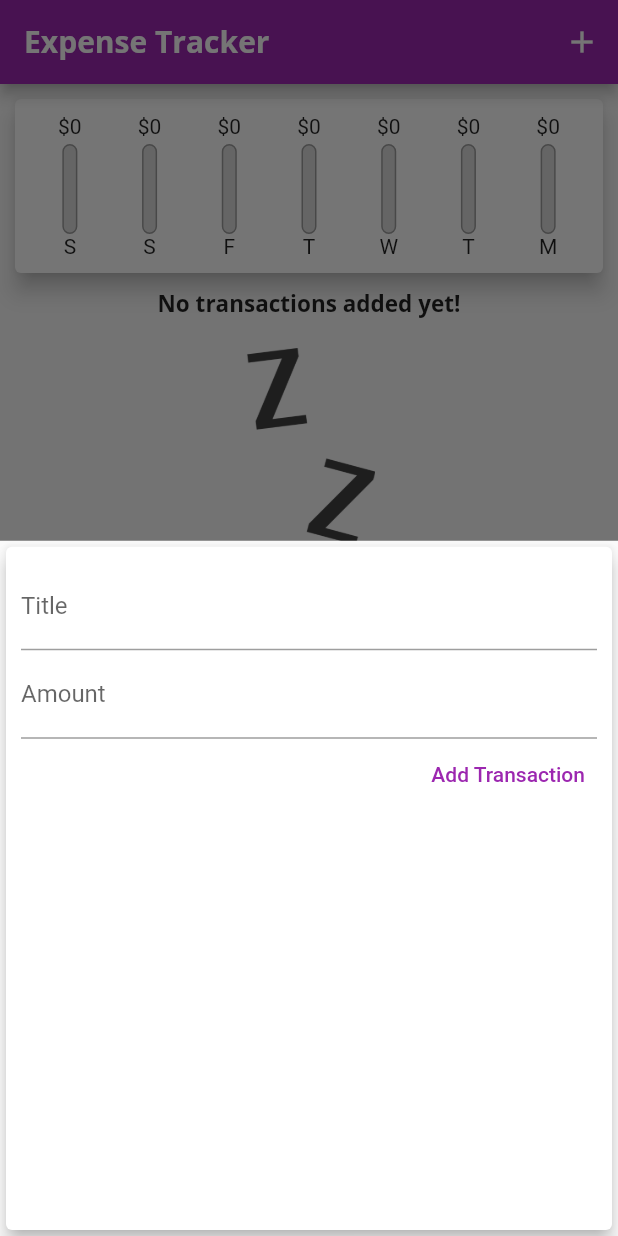
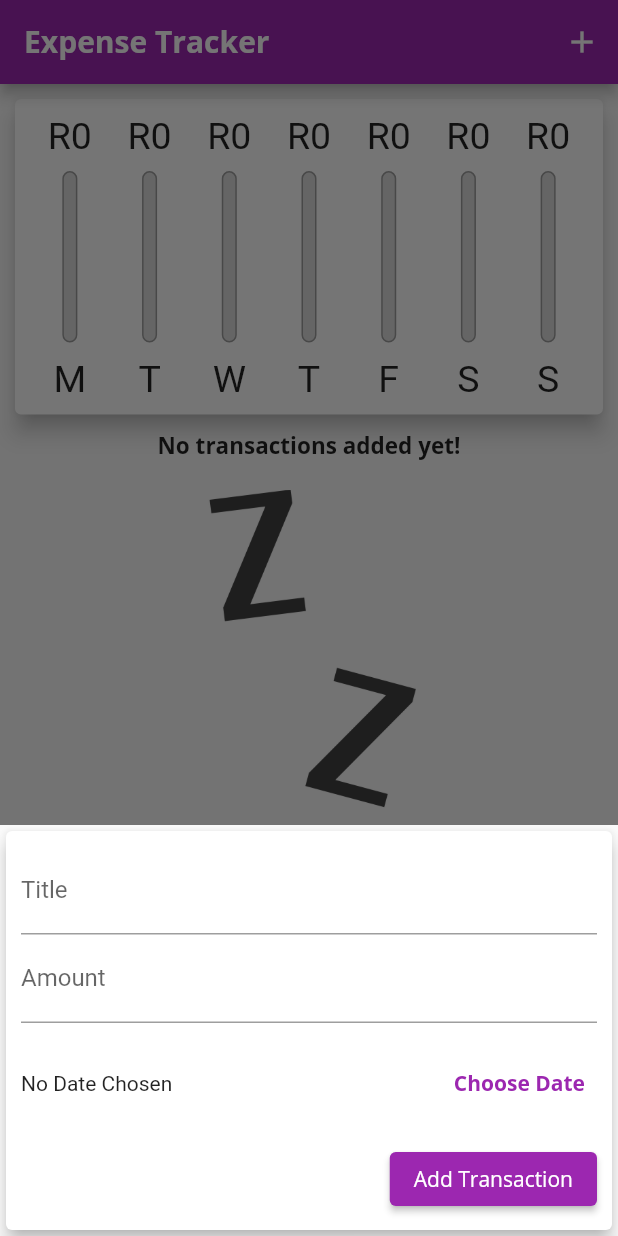
Before and after one commit to CodeFirst19/expense-tracker, a Flutter app: the screen it shows after launch, after a tap on the "add" icon, on a phone screen of 412 x 824 dp. Run offline on Flutter 3.47's test engine with Material 2 defaults, Android fonts, the phone set to English and light mode, and no system bars.

Commit message:
Responsiveness

```diff
--- a/lib/main.dart
+++ b/lib/main.dart
@@ -3,8 +3,14 @@ import 'package:expense_planner/widgets/chart.dart';
 import 'package:expense_planner/widgets/new_transaction.dart';
 import 'package:expense_planner/widgets/transaction_list.dart';
 import 'package:flutter/material.dart';
+import 'package:flutter/services.dart';
 
 void main() {
+  // Force the app to always stay in portrait mode
+  // WidgetsFlutterBinding.ensureInitialized();
+  // SystemChrome.setPreferredOrientations([
+  //   DeviceOrientation.portraitUp,
+  //   DeviceOrientation.portraitDown]);
   runApp(MyApp());
 }
 
@@ -17,9 +23,11 @@ class MyApp extends StatelessWidget {
       theme: ThemeData(
         primarySwatch: Colors.purple,
         accentColor: Colors.amber,
+        // errorColor: Colors.red,
         fontFamily: 'Quicksand',
         textTheme: ThemeData.light().textTheme.copyWith(
-            headline6: const TextStyle(fontFamily: 'OpenSans', fontSize: 15, fontWeight: FontWeight.bold,)
+            headline6: const TextStyle(fontFamily: 'OpenSans', fontSize: 15, fontWeight: FontWeight.bold,),
+            button: const TextStyle(color: Colors.white, fontFamily: 'OpenSans')
         ),
         appBarTheme: const AppBarTheme(
           titleTextStyle: TextStyle(fontFamily: 'OpenSans', fontSize: 20, fontWeight: FontWeight.bold)
@@ -50,18 +58,20 @@ class _MyHomePageState extends State<MyHomePage> {
     // Transaction(id: 't2', title: 'Weekly Groceries', amount: 16.53, date: DateTime.now()),
   ];
 
+  bool _showChart = false;
+
   List<Transaction> get _recentTransactions {
     return _transactions.where((tx) {
       return tx.date.isAfter(DateTime.now().subtract(const Duration(days: 7)));
     }).toList();
   }
 
-  void _addNewTransaction(String title, double amount) {
+  void _addNewTransaction(String title, double amount, DateTime date) {
     final newTransaction = Transaction(
         id: DateTime.now().toString(),
         title: title,
         amount: amount,
-        date: DateTime.now()
+        date: date
     );
 
     setState(() {
@@ -69,31 +79,76 @@ class _MyHomePageState extends State<MyHomePage> {
     });
   }
 
+  void _deleteTransaction(String id) {
+    // List<Transaction> transactions = _transactions.where((tx) {
+    //   return tx.id == id;
+    // }).toList();
+
+    setState(() {
+      // _transactions.remove(transactions[0]);
+      _transactions.removeWhere((tx) => tx.id == id);
+    });
+  }
+
   @override
   Widget build(BuildContext context) {
+
+    final mediaQuery = MediaQuery.of(context);
+
+    final isLandscape = mediaQuery.orientation == Orientation.landscape;
+
+    final appBar = AppBar(
+      title: const Text("Expense Tracker"),
+      actions: [
+        IconButton(onPressed: () => _startAddNewTransaction(context), icon: const Icon(Icons.add))
+      ],
+    );
+
+    final transactionList = Container(
+            height: (mediaQuery.size.height -
+            appBar.preferredSize.height - mediaQuery.padding.top) * 0.7,
+            child: TransactionList(transactions: _transactions, deleteHandler: _deleteTransaction,)
+    );
+
     return Scaffold(
-        appBar: AppBar(
-          title: const Text("Expense Tracker"),
-          actions: [
-            IconButton(onPressed: () => _startAddNewTransaction(context), icon: Icon(Icons.add, ))
-          ],
-        ),
+        appBar: appBar,
         body: SingleChildScrollView(
           child: Column(
             // mainAxisAlignment: MainAxisAlignment.start,
             crossAxisAlignment: CrossAxisAlignment.center,
-            children: [ Container(
-              width: double.infinity,
+            children: [
+              if (isLandscape) Row(
+                mainAxisAlignment: MainAxisAlignment.end,
+                children: [
+                Text('Show Chart'),
+                Switch(value: _showChart, onChanged: (bool value) {
+                  setState(() {
+                    _showChart = value;
+                  });
+                }, activeColor: Theme.of(context).primaryColor,),
+              ],
+              ),
+              if (!isLandscape) Container(
+                height: (mediaQuery.size.height -
+                    appBar.preferredSize.height - mediaQuery.padding.top) * 0.3,
+                child: Chart(recentTransactions: _recentTransactions,),
+              ),
+              if (!isLandscape) transactionList,
+              if (isLandscape) _showChart ? Container(
+                  width: double.infinity,
                   child: Container(
+                    height: (mediaQuery.size.height -
+                            appBar.preferredSize.height - mediaQuery.padding.top) * 0.7,
                     child: Chart(recentTransactions: _recentTransactions,),
                   )
-              ),
-             TransactionList(transactions: _transactions)
+              ) : transactionList
             ],
           ),
         ),
         floatingActionButtonLocation: FloatingActionButtonLocation.centerFloat,
-        floatingActionButton: FloatingActionButton(child: Icon(Icons.add), onPressed: () => _startAddNewTransaction(context),),
+        floatingActionButton: FloatingActionButton(
+          child: const Icon(Icons.add),
+          onPressed: () => _startAddNewTransaction(context),),
     );
   }
 }
--- a/lib/widgets/chart.dart
+++ b/lib/widgets/chart.dart
@@ -26,7 +26,7 @@ class Chart extends StatelessWidget {
         'day': DateFormat.E().format(weekDay).substring(0, 1),
         'amount': totalSum
       };
-    });
+    }).reversed.toList();
   }
 
   double get totalSpending {
--- a/lib/widgets/chart_bar.dart
+++ b/lib/widgets/chart_bar.dart
@@ -12,16 +12,18 @@ class ChartBar extends StatelessWidget {
 
   @override
   Widget build(BuildContext context) {
+    return LayoutBuilder(builder: (ctx, constraints) {
       return Column(
         children: [
-        FittedBox(
-            child: Text('\$${spendingAmount.toStringAsFixed(0)}')
+          Container(
+            height: constraints.maxHeight * 0.15,
+            child: FittedBox(
+                child: Text('R${spendingAmount.toStringAsFixed(0)}')
             ),
-        const SizedBox(
-          height: 4,
           ),
+          SizedBox(height: constraints.maxHeight * 0.05,),
           Container(
-          height: 60,
+            height: constraints.maxHeight * 0.6,
             width: 10,
             child: Stack(
               children: [
@@ -43,8 +45,12 @@ class ChartBar extends StatelessWidget {
               ],
             ),
           ),
-        Text(label),
+          SizedBox(height: constraints.maxHeight * 0.05,),
+          Container(
+              height: constraints.maxHeight * 0.15,
+              child: FittedBox(child: Text(label))),
         ],
       );
+    });
   }
 }
--- a/lib/widgets/new_transaction.dart
+++ b/lib/widgets/new_transaction.dart
@@ -1,8 +1,9 @@
 import 'package:flutter/material.dart';
+import 'package:intl/intl.dart';
 
 class NewTransaction extends StatefulWidget {
 
-  final void Function(String, double) addHandler;
+  final void Function(String, double, DateTime) addHandler;
 
   NewTransaction({required this.addHandler});
 
@@ -11,51 +12,97 @@ class NewTransaction extends StatefulWidget {
 }
 
 class _NewTransactionState extends State<NewTransaction> {
-  final titleController = TextEditingController();
+  final _titleController = TextEditingController();
+  final _amountController = TextEditingController();
+  DateTime? _selectedDate;
 
-  final amountController = TextEditingController();
+  void _submitData() {
+    final title = _titleController.text;
+    final amount = double.parse(_amountController.text);
 
-  void submitData() {
-    final title = titleController.text;
-    final amount = double.parse(amountController.text);
-
-    if(title.isEmpty || amount <= 0) {
+    if(title.isEmpty || amount <= 0 || _selectedDate == null) {
       return;
     }
 
     // widget helps to access the properties of the widget class (NewTransaction), even in my state class (current)
     // because after all, all this is just a single widget
-    widget.addHandler(title, amount);
+    widget.addHandler(title, amount, _selectedDate!);
 
     // Close modal upon clicking add
     //This context arg here gives access to context related to my widget
     Navigator.of(context).pop();
   }
 
+  void _presentDatePicker() {
+    showDatePicker(
+        context: context,
+        initialDate: DateTime.now(),
+        firstDate: DateTime(2022),
+        lastDate: DateTime.now()
+    ).then((pickedDate) {
+      if (pickedDate == null) {
+        return;
+      }
+
+      setState(() {
+        _selectedDate = pickedDate;
+      });
+    });
+  }
+
   @override
   Widget build(BuildContext context) {
-    return Card(elevation: 5, child: Container(
-      padding: const EdgeInsets.all(10),
+    return SingleChildScrollView(
+      child: Card(elevation: 5, child: Container(
+        padding: EdgeInsets.only(
+            top: 10,
+            left: 10,
+            right: 10,
+            bottom: MediaQuery.of(context).viewInsets.bottom + 10
+        ),
         child: Column(
           crossAxisAlignment: CrossAxisAlignment.end,
           children: [
             TextField(
               decoration: const InputDecoration(labelText: 'Title'),
-            controller: titleController,
-            onSubmitted: (_) => submitData(),
+              controller: _titleController,
+              onSubmitted: (_) => _submitData(),
             ),
             TextField(
               decoration: const InputDecoration(labelText: 'Amount'),
-            controller: amountController,
+              controller: _amountController,
               keyboardType: TextInputType.number,
-            onSubmitted: (_) => submitData(),
+              onSubmitted: (_) => _submitData(),
+            ),
+            Container(
+              height: 80,
+              child: Row(
+                children: [
+                  Expanded(
+                    child: Text(
+                        _selectedDate == null
+                            ? 'No Date Chosen'
+                            : 'Chosen Date: ${DateFormat.yMd().format(_selectedDate!)}'
+                    ),
                   ),
                   TextButton(
+                      onPressed: _presentDatePicker,
+                      child: const Text('Choose Date', style: TextStyle(fontWeight: FontWeight.bold),),
+                      style: TextButton.styleFrom(primary: Theme.of(context).primaryColor),
+                  ),
+                ],
+              ),
+            ),
+            ElevatedButton(
+                onPressed: _submitData,
                 child: const Text('Add Transaction'),
-              style: TextButton.styleFrom(primary: Colors.purple),
-              onPressed: submitData,
-          )
+                style: ButtonStyle(
+                    backgroundColor: MaterialStateProperty.all(Theme.of(context).primaryColor),
+                    foregroundColor: MaterialStateProperty.all(Theme.of(context).textTheme.button?.color)
+                ),
+            ),
           ],
+        ),
       ),
       ),
     );
--- a/lib/widgets/transaction_list.dart
+++ b/lib/widgets/transaction_list.dart
@@ -5,53 +5,51 @@ import 'package:intl/intl.dart';
 class TransactionList extends StatelessWidget {
 
   final List<Transaction> transactions;
+  final void Function(String) deleteHandler;
 
-  TransactionList({required this.transactions});
+  TransactionList({required this.transactions, required this.deleteHandler});
 
   @override
   Widget build(BuildContext context) {
-    return  Container(
-      height: 300,
-      child: transactions.isEmpty ? Column(
+    return  transactions.isEmpty ? LayoutBuilder(builder: (ctx, constraints) {
+      return Column(
         children: [
           Text('No transactions added yet!', style: Theme.of(context).textTheme.headline6,),
-          SizedBox(height: 20,),
+          const SizedBox(height: 20,),
           Container(
-              height: 200,
+              height: constraints.maxHeight * 0.6,
               child: Image.asset('assets/images/waiting.png', fit: BoxFit.cover,)),
         ],
-      ) : ListView.builder(
+      );
+    })
+     : ListView.builder(
       itemBuilder: (ctx, index) {
-          return Card(child: Row(
-            children: [
-              Container(
-                margin: const EdgeInsets.symmetric(vertical: 10, horizontal: 15),
-                decoration: BoxDecoration( border: Border.all(color: Theme.of(context).primaryColor, width: 2)),
-                padding: const EdgeInsets.all(10),
-                child: Text(
-                    '\$${transactions[index].amount.toStringAsFixed(2)}',
-                    style: TextStyle(
-                        fontWeight: FontWeight.bold,
-                        fontSize: 20,
-                        color: Theme.of(context).primaryColor,
+        return Card(
+          margin: const EdgeInsets.symmetric(vertical: 8, horizontal: 5),
+          elevation: 5,
+          child: ListTile(
+            leading: CircleAvatar(
+              radius: 30,
+              child: Padding(padding: EdgeInsets.all(6),child: FittedBox(child: Text('R${transactions[index].amount}'))
               ),
             ),
-              ),
-              Column(
-                crossAxisAlignment: CrossAxisAlignment.start,
-                children: [
-                  Text(
-                    transactions[index].title,
-                    style: Theme.of(context).textTheme.headline6,),
-                  Text(DateFormat.yMMMd().format(transactions[index].date),
-                    style: const TextStyle(color: Colors.grey),)
-                ],)
-            ],
+            title: Text(transactions[index].title, style: Theme.of(context).textTheme.headline6,),
+            subtitle: Text(DateFormat.yMMMd().format(transactions[index].date)),
+            trailing: MediaQuery.of(context).size.width > 460
+                ? TextButton.icon(
+                onPressed: () => deleteHandler(transactions[index].id),
+                icon: const Icon(Icons.delete),
+                label: const Text('Delete'),
+                style: TextButton.styleFrom(primary: Theme.of(context).errorColor),
+            )
+                : IconButton(
+              icon: const Icon(Icons.delete),
+              onPressed: () => deleteHandler(transactions[index].id),
+              color: Theme.of(context).errorColor,),
           ),
         );
       },
       itemCount: transactions.length,
-       )
      );
   }
 }
```
Lines whose indentation alone changed are shown as unchanged.
